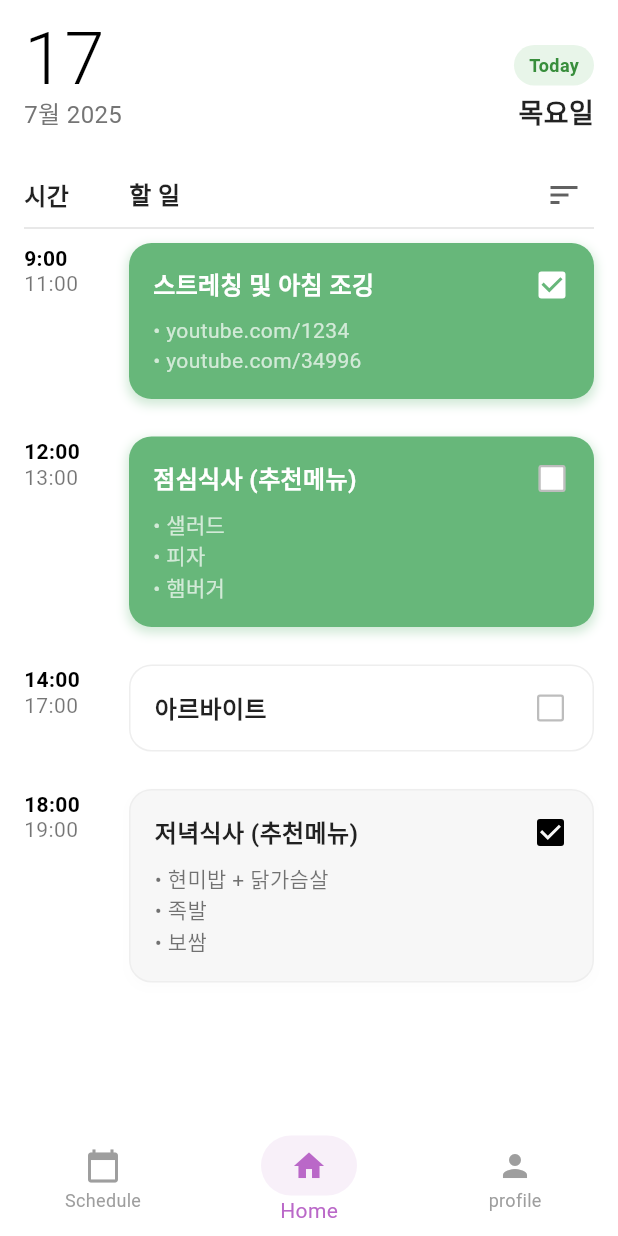
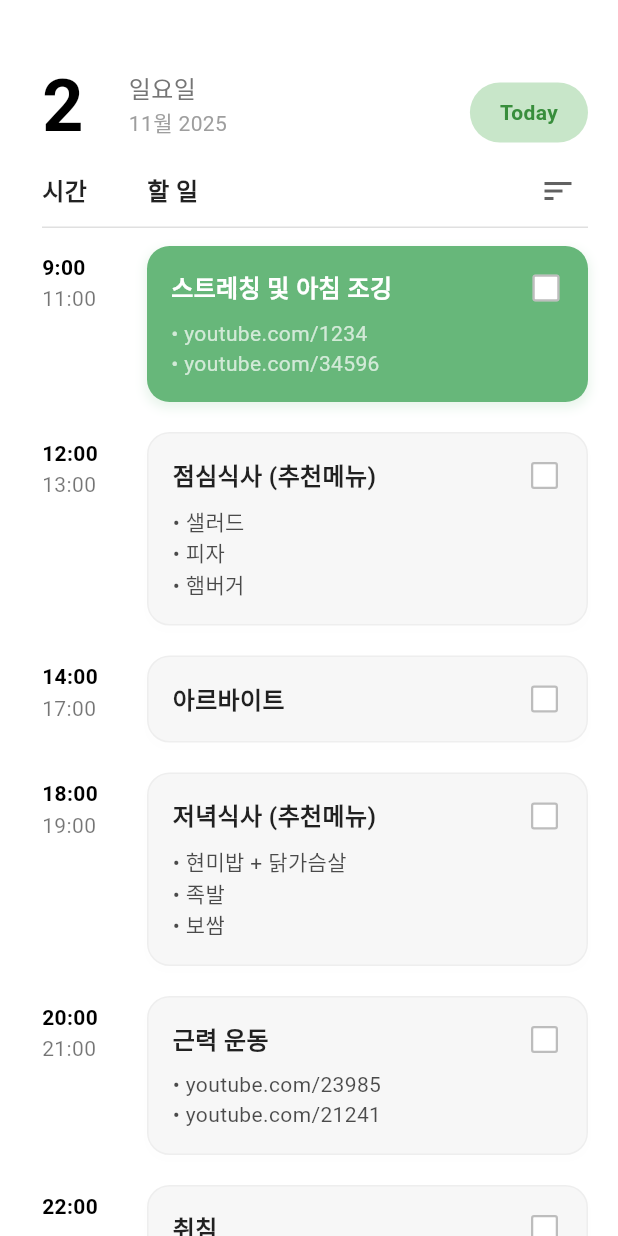
Before and after one commit to booneel/basic_project, a Flutter app: the screen it shows after launch, on a phone screen of 412 x 824 dp. Run offline on Flutter 3.47's test engine with Material 3 defaults, Android fonts, the light colour scheme and no system bars.

Commit message:
jw_page_done

```diff
--- a/lib/main.dart
+++ b/lib/main.dart
@@ -1,6 +1,12 @@
 import 'package:flutter/material.dart';
+import 'package:intl/intl.dart';
+import 'package:intl/date_symbol_data_local.dart';
+import 'dart:async'; // 🚨 Timer를 사용하기 위해 import
 
-void main() {
+void main() async {
+  WidgetsFlutterBinding.ensureInitialized();
+  // 한국 로케일 초기화
+  await initializeDateFormatting('ko_KR', null);
   runApp(const MyApp());
 }
 
@@ -26,16 +32,20 @@ class ScheduleItem {
   final String timeStart;
   final String timeEnd;
   final String title;
-  final Color color;
   final List<String>? subItems;
   bool isChecked;
   final bool showCheckbox;
+
+  // 'end' 시간은 로직에 필수적이므로, '22:00 ~' 같은 경우를 위해 'end' 파라미터를 추가
+  final String start;
+  final String end;
 
   ScheduleItem({
     required this.timeStart,
     required this.timeEnd,
     required this.title,
-    required this.color,
+    required this.start,
+    required this.end,
     this.subItems,
     this.isChecked = false,
     this.showCheckbox = true,
@@ -50,109 +60,156 @@ class ScheduleScreen extends StatefulWidget {
 }
 
 class _ScheduleScreenState extends State<ScheduleScreen> {
-  // 이미지 색상에 근접하게 설정
-  static const Color scheduleColor1 = Color(0xFFEFEFF7); // 연한 회보라색 (기본색)
-  static const Color scheduleColor2 = Color(0xFF67B77A); // 녹색 (점심식사/진행중인 스케줄 색상)
-  static const Color scheduleColor3 = Colors.white; // 흰색 (아르바이트)
-  static const Color scheduleColor4 = Color(0xFFF7F7F7); // 아주 연한 회색 (저녁식사)
-  static const Color pastColor = Color(0xFFE0E0E0); // 종료된 스케줄 회색 톤
+  static const Color currentBgColor = Color(0xFF67B77A); // 현재 스케줄: 옅은 초록색
+  static const Color pastBgColor = Color(0xFF616161);    // 지난 스케줄: 짙은 회색
+  static const Color futureBgColor = Color(0xFFF7F7F7);  // 이후 스케줄: 옅은 회색
 
   // 2. 초기 일정 데이터 리스트 (상태로 관리)
   late List<ScheduleItem> _scheduleList;
 
+  // 🚨 1. Timer 변수 선언
+  Timer? _timer;
+
   @override
   void initState() {
     super.initState();
+    // 🚨 스케줄 리스트 (최신 버전)
     _scheduleList = [
       ScheduleItem(
         timeStart: '9:00',
         timeEnd: '11:00',
+        start: '09:00', // 로직용 시작 시간
+        end: '11:00',   // 로직용 종료 시간
         title: '스트레칭 및 아침 조깅',
-        color: scheduleColor1,
-        isChecked: true,
-        subItems: const ['youtube.com/1234', 'youtube.com/34996'],
+        isChecked: false,
+        subItems: const ['youtube.com/1234', 'youtube.com/34596'],
       ),
       ScheduleItem(
         timeStart: '12:00',
         timeEnd: '13:00',
+        start: '12:00',
+        end: '13:00',
         title: '점심식사 (추천메뉴)',
-        color: scheduleColor2,
         isChecked: false,
         subItems: const ['샐러드', '피자', '햄버거'],
       ),
       ScheduleItem(
         timeStart: '14:00',
         timeEnd: '17:00',
+        start: '14:00',
+        end: '17:00',
         title: '아르바이트',
-        color: scheduleColor3,
         isChecked: false,
         subItems: null,
       ),
       ScheduleItem(
         timeStart: '18:00',
         timeEnd: '19:00',
+        start: '18:00',
+        end: '19:00',
         title: '저녁식사 (추천메뉴)',
-        color: scheduleColor4,
-        isChecked: true,
+        isChecked: false,
         subItems: const ['현미밥 + 닭가슴살', '족발', '보쌈'],
       ),
+      ScheduleItem(
+        timeStart: '20:00',
+        timeEnd: '21:00',
+        start: '20:00',
+        end: '21:00',
+        title: '근력 운동',
+        isChecked: false,
+        subItems: const ['youtube.com/23985', 'youtube.com/21241'],
+      ),
+      ScheduleItem(
+        timeStart: '22:00',
+        timeEnd: '', // '22:00 ~' 표기를 위해 끝 시간 비움
+        start: '22:00',
+        end: '23:59', // 로직은 하루 끝(23:59)까지로 계산
+        title: '취침',
+        isChecked: false,
+        subItems: null,
+      ),
     ];
+
+    // 🚨 2. 타이머 시작: 10초마다 setState()를 호출하여 화면을 새로고침
+    _timer = Timer.periodic(const Duration(seconds: 10), (timer) {
+      if (mounted) { // 위젯이 아직 화면에 있는지 확인
+        setState(() {
+          // 이 빈 setState가 build 메서드를 다시 실행시켜
+          // DateTime.now()를 새로 가져오게 만듭니다.
+        });
+      }
+    });
   }
 
-  // 3. 시간 문자열을 오늘 날짜의 DateTime 객체로 변환
-  DateTime _parseTime(String time) {
+  // 🚨 3. dispose 메서드 추가 (메모리 누수 방지)
+  @override
+  void dispose() {
+    _timer?.cancel(); // 화면이 종료되면 타이머도 취소
+    super.dispose();
+  }
+
+
+  // 3. 시간 문자열을 오늘 날짜의 DateTime 객체로 변환 (수정됨)
+  // 🚨 'now'를 인자로 받아서 계산
+  DateTime _parseTime(String time, DateTime now) {
     final parts = time.split(':');
     final hour = int.parse(parts[0]);
     final minute = int.parse(parts[1]);
-    final now = DateTime.now();
+    // 'now'를 기준으로 날짜를 생성
     return DateTime(now.year, now.month, now.day, hour, minute);
   }
 
-  // 4. 일정이 현재 시간을 기준으로 종료되었는지 확인
-  bool _isPastTime(String timeEnd) {
-    final endTime = _parseTime(timeEnd);
-    final currentTime = DateTime.now();
-    return currentTime.isAfter(endTime);
+  // 4. 일정이 현재 시간을 기준으로 종료되었는지 확인 (수정됨)
+  // 🚨 'now'를 인자로 받아서 계산
+  bool _isPastTime(String timeEnd, DateTime now) {
+    if (timeEnd.isEmpty) return false; // '취침' 스케줄 처리
+    final endTime = _parseTime(timeEnd, now);
+    return now.isAfter(endTime);
   }
 
-  // 5. 일정이 현재 시간에 진행 중인지 확인 (새로운 로직)
-  bool _isCurrentSchedule(String timeStart, String timeEnd) {
-    final startTime = _parseTime(timeStart);
-    final endTime = _parseTime(timeEnd);
-    final currentTime = DateTime.now();
-    // 현재 시간이 시작 시간과 종료 시간 사이에 있으면 true
-    return currentTime.isAfter(startTime) && currentTime.isBefore(endTime);
+  // 5. 일정이 현재 시간에 진행 중인지 확인 (수정됨)
+  // 🚨 'now'를 인자로 받아서 계산
+  bool _isCurrentSchedule(String timeStart, String timeEnd, DateTime now) {
+    final startTime = _parseTime(timeStart, now);
+    final endTime = _parseTime(timeEnd.isEmpty ? '23:59' : timeEnd, now);
+    return now.isAfter(startTime) && now.isBefore(endTime);
   }
 
-  // 6. 일정 항목 빌드 위젯 (현재 시간 강조 기능 적용)
+  // 6. 일정 항목 빌드 위젯 (시간대별 색상/체크박스 로직 적용)
   Widget _buildScheduleItem({
     required ScheduleItem item,
     required int index,
   }) {
-    final bool isPast = _isPastTime(item.timeEnd);
-    final bool isCurrent = _isCurrentSchedule(item.timeStart, item.timeEnd);
+    // 🚨 _buildScheduleItem이 호출될 때마다 '현재 시간'을 새로 가져옴
+    final DateTime now = DateTime.now();
 
-    // 현재 진행 중이면 scheduleColor2 (녹색)을 사용, 종료되었으면 pastColor (회색)을 사용
-    Color cardColor;
+    // 🚨 'now'를 기준으로 isPast와 isCurrent를 계산
+    final bool isPast = _isPastTime(item.end, now);
+    final bool isCurrent = _isCurrentSchedule(item.start, item.end, now);
+
+    Color bgColor;
+    Color textColor;
+
     if (isCurrent) {
-      cardColor = scheduleColor2;
-    } else if (isPast && item.color != scheduleColor3) {
-      cardColor = pastColor; // 흰색 카드는 과거라도 배경색 변경 제외
+      bgColor = currentBgColor;  // 현재 스케줄: 초록색
+      textColor = Colors.white;
+    } else if (isPast) {
+      bgColor = pastBgColor;     // 지난 스케줄: 짙은 회색
+      textColor = Colors.white70;
     } else {
-      cardColor = item.color; // 원래 색상 유지
+      bgColor = futureBgColor;   // 이후 스케줄: 옅은 회색
+      textColor = Colors.black87;
     }
 
-    // 텍스트 색상 결정
-    final Color titleColor = isCurrent || item.color == scheduleColor2
-        ? Colors.white // 녹색 배경이면 흰색
-        : (isPast ? Colors.black45 : Colors.black87); // 과거는 진한 회색, 아니면 검정
+    // print('스케줄: ${item.title} / 현재: $isCurrent / 과거: $isPast / bgColor: $bgColor');
 
-    final Color subItemColor = isCurrent || item.color == scheduleColor2
-        ? Colors.white70 // 녹색 배경이면 연한 흰색
-        : (isPast ? Colors.black38 : Colors.black54); // 과거는 연한 회색, 아니면 진한 회색
+    // 시간 섹션 색상
+    final Color timeStartColor = isPast ? Colors.black38 : Colors.black;
+    final Color timeEndColor = isPast ? Colors.black38 : Colors.black54;
 
     return Padding(
-      padding: const EdgeInsets.only(bottom: 25.0),
+      padding: const EdgeInsets.only(bottom: 20.0),
       child: Row(
         crossAxisAlignment: CrossAxisAlignment.start,
         children: <Widget>[
@@ -163,19 +220,21 @@ class _ScheduleScreenState extends State<ScheduleScreen> {
               crossAxisAlignment: CrossAxisAlignment.start,
               children: [
                 Text(
-                  item.timeStart,
+                  item.timeStart, // 화면 표시용 'timeStart'
                   style: TextStyle(
                     fontWeight: FontWeight.bold,
                     fontSize: 14,
-                    color: isPast ? Colors.black38 : Colors.black,
+                    height: 2,
+                    color: timeStartColor,
                   ),
                 ),
                 Text(
-                  item.timeEnd,
+                  item.timeEnd,   // 화면 표시용 'timeEnd'
                   style: TextStyle(
                     fontSize: 14,
-                    color: isPast ? Colors.black38 : Colors.black54,
-                    height: 1.0,
+                    height: 1,
+                    color: timeEndColor,
+                    decoration: (isPast && item.isChecked) ? TextDecoration.lineThrough : null,
                   ),
                 ),
               ],
@@ -186,18 +245,18 @@ class _ScheduleScreenState extends State<ScheduleScreen> {
           Expanded(
             child: Container(
               decoration: BoxDecoration(
-                color: cardColor,
+                color: bgColor,
                 borderRadius: BorderRadius.circular(15),
                 boxShadow: [
                   BoxShadow(
-                    color: cardColor.withOpacity(0.3),
+                    color: bgColor.withOpacity(0.15),
                     spreadRadius: 1,
                     blurRadius: 5,
                     offset: const Offset(0, 3),
                   ),
                 ],
-                // 흰색/옅은색 카드는 테두리를 살짝 추가
-                border: item.color == Colors.white || item.color == scheduleColor4
+                // 옅은 회색 카드는 테두리를 추가
+                border: bgColor == futureBgColor
                     ? Border.all(color: Colors.grey.shade200, width: 1)
                     : null,
               ),
@@ -215,8 +274,8 @@ class _ScheduleScreenState extends State<ScheduleScreen> {
                             style: TextStyle(
                               fontWeight: FontWeight.bold,
                               fontSize: 16,
-                              color: titleColor,
-                              decoration: isPast && item.isChecked ? TextDecoration.lineThrough : null,
+                              color: textColor,
+                              decoration: (isPast && item.isChecked) ? TextDecoration.lineThrough : null,
                             ),
                           ),
                         ),
@@ -227,27 +286,30 @@ class _ScheduleScreenState extends State<ScheduleScreen> {
                             child: Checkbox(
                               value: item.isChecked,
                               onChanged: isPast
-                                  ? null // 과거는 변경 불가
+                                  ? null // 🚨 지난 스케줄은 비활성화
                                   : (bool? newValue) {
                                 setState(() {
                                   _scheduleList[index].isChecked = newValue!;
                                 });
                               },
-                              // 체크박스 색상 설정 (녹색 배경에서는 흰색)
-                              activeColor: isCurrent || item.color == scheduleColor2 ? Colors.white : Colors.black,
-                              checkColor: cardColor,
+                              // 체크박스 스타일링
+                              activeColor: isCurrent ? Colors.white : Colors.black,
+                              checkColor: bgColor,
                               fillColor: MaterialStateProperty.resolveWith<Color>(
                                     (Set<MaterialState> states) {
+                                  if (states.contains(MaterialState.disabled)) {
+                                    return Colors.transparent; // 비활성화 상태에서는 배경 투명
+                                  }
                                   if (states.contains(MaterialState.selected)) {
-                                    return isCurrent || item.color == scheduleColor2 ? Colors.white : Colors.black;
+                                    return Colors.black;
                                   }
                                   return Colors.white;
                                 },
                               ),
                               side: BorderSide(
                                 width: 1.5,
-                                color: item.isChecked
-                                    ? (isCurrent || item.color == scheduleColor2 ? Colors.white : Colors.black)
+                                color: isPast
+                                    ? Colors.transparent // 비활성화 테두리 투명
                                     : Colors.black26,
                               ),
                             ),
@@ -265,7 +327,7 @@ class _ScheduleScreenState extends State<ScheduleScreen> {
                               '• $subItem',
                               style: TextStyle(
                                 fontSize: 14,
-                                color: subItemColor,
+                                color: textColor.withOpacity(0.7),
                                 decoration: isPast && item.isChecked ? TextDecoration.lineThrough : null,
                               ),
                             ),
@@ -283,28 +345,15 @@ class _ScheduleScreenState extends State<ScheduleScreen> {
     );
   }
 
-  // 하단 네비게이션 바 아이템 (이전과 동일)
-  BottomNavigationBarItem _buildNavItem(IconData icon, String label, bool isSelected) {
-    return BottomNavigationBarItem(
-      icon: Container(
-        padding: isSelected ? const EdgeInsets.symmetric(horizontal: 20, vertical: 8) : null,
-        decoration: isSelected
-            ? BoxDecoration(
-          color: Theme.of(context).primaryColor?.withOpacity(0.1),
-          borderRadius: BorderRadius.circular(20),
-        )
-            : null,
-        child: Icon(
-          icon,
-          color: isSelected ? Theme.of(context).primaryColor : Colors.grey[500],
-        ),
-      ),
-      label: label,
-    );
-  }
 
   @override
   Widget build(BuildContext context) {
+    // 🚨 'build'가 호출될 때마다 현재 날짜/시간 정보를 새로 가져옴
+    final DateTime now = DateTime.now();
+    final String displayDay = DateFormat('d').format(now);
+    final String displayMonthYear = DateFormat('M월 yyyy', 'ko_KR').format(now);
+    final String displayWeekday = DateFormat('EEEE', 'ko_KR').format(now);
+
     return Scaffold(
       backgroundColor: Colors.white,
       appBar: AppBar(
@@ -313,43 +362,60 @@ class _ScheduleScreenState extends State<ScheduleScreen> {
         elevation: 0,
       ),
       body: SingleChildScrollView(
-        padding: const EdgeInsets.fromLTRB(16.0, 16.0, 16.0, 0),
+        padding: const EdgeInsets.fromLTRB(28.0, 45.0, 20.0, 0),
         child: Column(
           crossAxisAlignment: CrossAxisAlignment.start,
           children: <Widget>[
-            // 상단 날짜 및 요일 (이전과 동일)
+            // 상단 날짜 및 요일
             Row(
               mainAxisAlignment: MainAxisAlignment.spaceBetween,
               crossAxisAlignment: CrossAxisAlignment.end,
               children: <Widget>[
+                Row(
+                  crossAxisAlignment: CrossAxisAlignment.start,
+                  children: [
+                    // 날짜 (일)만 크게
+                    Text(
+                      displayDay,
+                      style: const TextStyle(
+                        fontSize: 48,
+                        fontWeight: FontWeight.w700,
+                        color: Colors.black,
+                        height: 1.05,
+                      ),
+                    ),
+                    const SizedBox(width: 30),
                     Column(
                       crossAxisAlignment: CrossAxisAlignment.start,
-                  children: <Widget>[
-                    const Text(
-                      '17',
+                      mainAxisAlignment: MainAxisAlignment.end,
+                      children: [
+                        // 요일만 표기
+                        Text(
+                          displayWeekday,
                           style: TextStyle(
-                        fontSize: 48,
-                        fontWeight: FontWeight.w300,
-                        height: 1.0,
-                        color: Colors.black,
+                            fontSize: 16,
+                            color: Colors.grey.shade600,
+                            height: 1.6,
                           ),
                         ),
+                        // 월/년도 표기를 요일 아래로 이동
                         Text(
-                      '7월 2025',
+                          displayMonthYear,
                           style: TextStyle(
-                        fontSize: 16,
-                        color: Colors.grey[600],
+                            fontSize: 14,
+                            color: Colors.grey.shade500,
                           ),
                         ),
                       ],
                     ),
-                Column(
-                  crossAxisAlignment: CrossAxisAlignment.end,
-                  children: [
+                  ],
+                ),
+
+                // Today 버튼
                 Container(
-                      padding: const EdgeInsets.symmetric(horizontal: 10, vertical: 5),
+                  padding: const EdgeInsets.symmetric(horizontal: 20, vertical: 10),
                   decoration: BoxDecoration(
-                        color: const Color(0xFFE8F5E9),
+                    color: Colors.green[100],
                     borderRadius: BorderRadius.circular(20),
                   ),
                   child: Text(
@@ -357,27 +423,15 @@ class _ScheduleScreenState extends State<ScheduleScreen> {
                     style: TextStyle(
                       color: Colors.green[700],
                       fontWeight: FontWeight.bold,
-                          fontSize: 12,
                     ),
-                      ),
-                    ),
-                    const SizedBox(height: 5),
-                    const Text(
-                      '목요일',
-                      style: TextStyle(
-                        fontSize: 18,
-                        fontWeight: FontWeight.bold,
-                        color: Colors.black87,
                   ),
                 ),
               ],
             ),
-              ],
-            ),
 
-            const SizedBox(height: 30),
+            const SizedBox(height: 20),
 
-            // 시간 및 할 일 헤더 (이전과 동일)
+            // 시간 및 할 일 헤더
             Padding(
               padding: const EdgeInsets.only(right: 8.0),
               child: Row(
@@ -408,7 +462,7 @@ class _ScheduleScreenState extends State<ScheduleScreen> {
               ),
             ),
 
-            const Divider(height: 20, thickness: 1, color: Colors.black12),
+            const Divider(height: 25, thickness: 1, color: Colors.black12),
 
             // 스케줄 항목 리스트
             Column(
@@ -420,22 +474,6 @@ class _ScheduleScreenState extends State<ScheduleScreen> {
           ],
         ),
       ),
-      // 하단 네비게이션 바 (이전과 동일)
-      bottomNavigationBar: BottomNavigationBar(
-        items: <BottomNavigationBarItem>[
-          _buildNavItem(Icons.calendar_today, 'Schedule', false),
-          _buildNavItem(Icons.home, 'Home', true),
-          _buildNavItem(Icons.person, 'profile', false),
-        ],
-        currentIndex: 1,
-        selectedItemColor: Theme.of(context).primaryColor,
-        unselectedItemColor: Colors.grey,
-        showSelectedLabels: true,
-        showUnselectedLabels: true,
-        backgroundColor: Colors.white,
-        elevation: 0,
-        type: BottomNavigationBarType.fixed,
-      ),
     );
   }
 }
```
Also changed, not shown: lib/set_calendar.dart (+106 -65 lines). Lines whose indentation alone changed are shown as unchanged.
